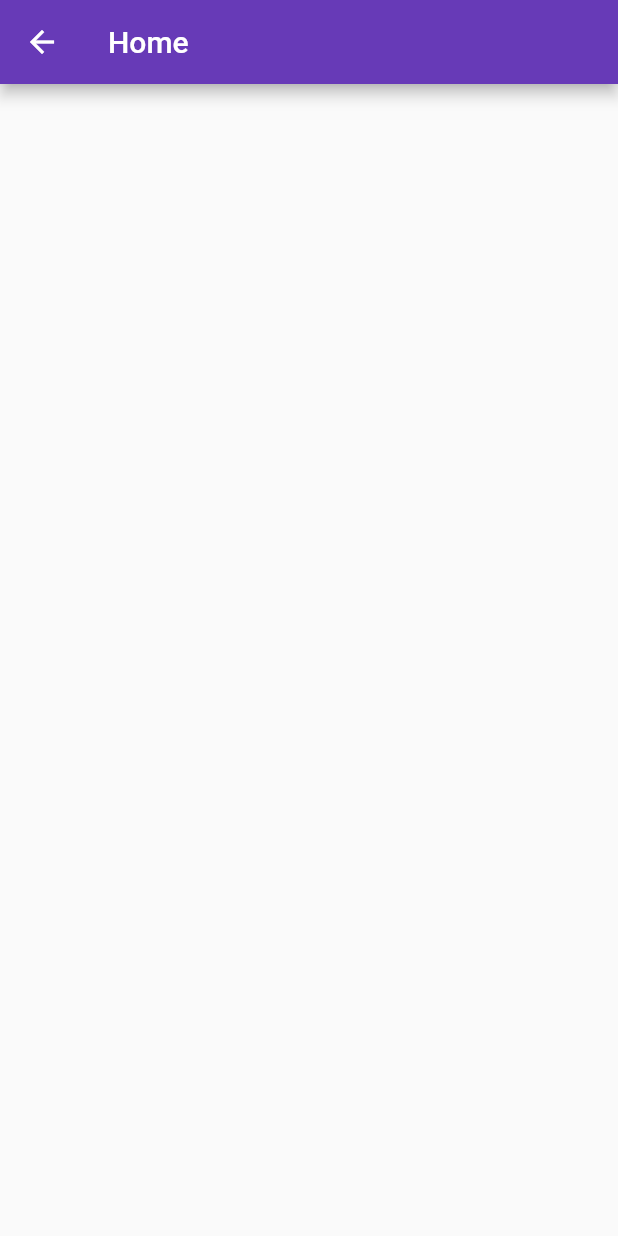
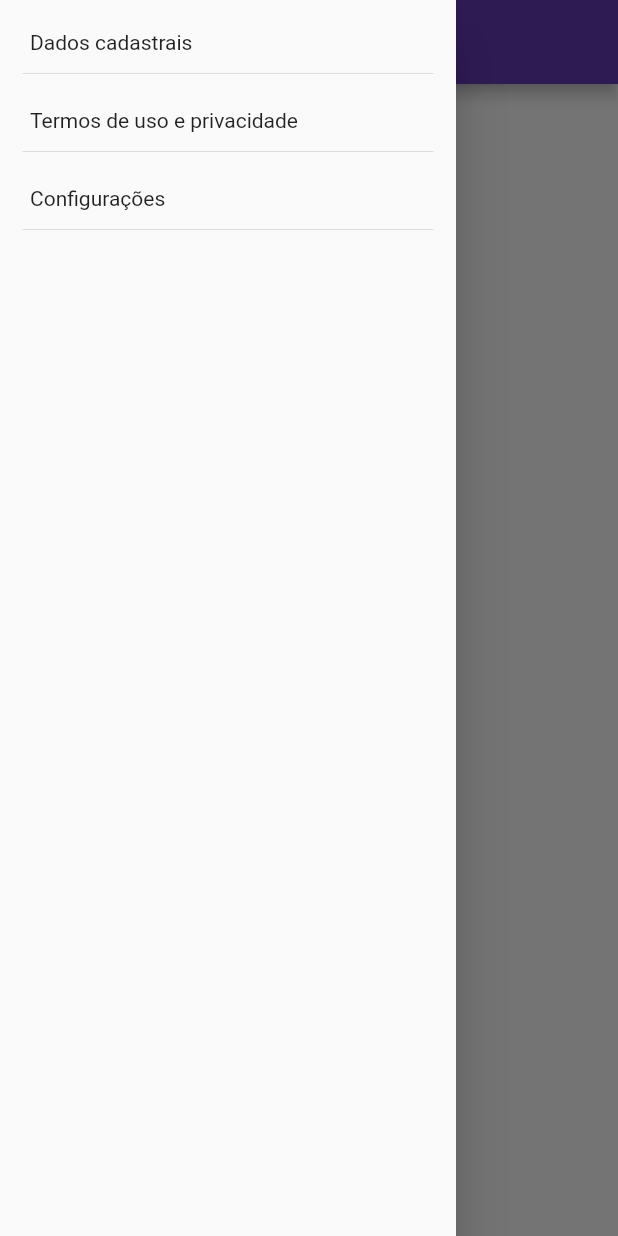
Before and after one commit to LucasMagnago/first-app-flutter, a Flutter app: the HomePage screen opened directly, with the side drawer open (before the commit the screen has no drawer), on a phone screen of 412 x 824 dp. Run offline on Flutter 3.47's test engine with Material 2 defaults, Android fonts, the phone set to English and light mode, and no system bars; our stand-ins replace google_fonts; network calls fail.

Commit message:
implementando navegação através do pageview

```diff
--- a/lib/main.dart
+++ b/lib/main.dart
@@ -2,5 +2,5 @@ import 'package:first_app_flutter/pages/my_app.dart';
 import 'package:flutter/material.dart';
 
 void main() {
-  runApp(MyApp());
+  runApp(const MyApp());
 }
--- a/lib/pages/home.dart
+++ b/lib/pages/home.dart
@@ -1,3 +1,7 @@
+import 'package:first_app_flutter/pages/dados_cadastrais.dart';
+import 'package:first_app_flutter/pages/page1.dart';
+import 'package:first_app_flutter/pages/page2.dart';
+import 'package:first_app_flutter/pages/page3.dart';
 import 'package:flutter/material.dart';
 
 class HomePage extends StatefulWidget {
@@ -10,9 +14,81 @@ class HomePage extends StatefulWidget {
 class _HomePageState extends State<HomePage> {
   @override
   Widget build(BuildContext context) {
-    return Scaffold(
-      appBar: AppBar(
-        title: const Text('Home'),
+    return SafeArea(
+      child: Scaffold(
+        appBar: AppBar(
+          title: const Text('Home'),
+        ),
+        drawer: Drawer(
+          child: Padding(
+            padding: const EdgeInsets.symmetric(
+              vertical: 15,
+              horizontal: 15,
+            ),
+            child: Column(
+              crossAxisAlignment: CrossAxisAlignment.start,
+              children: [
+                InkWell(
+                  onTap: () => {
+                    Navigator.pop(context),
+                    Navigator.push(
+                      context,
+                      MaterialPageRoute(
+                        builder: (context) => const DadosCadastraisPage(
+                          data: 'Dados enviados da HomePage',
+                          lstData: ['Nome', 'CPF', 'Data de Nascimento'],
+                        ),
+                      ),
+                    ),
+                  },
+                  child: Container(
+                    padding:
+                        const EdgeInsets.symmetric(vertical: 5, horizontal: 5),
+                    width: double.infinity,
+                    child: const Text('Dados cadastrais'),
+                  ),
+                ),
+                const Divider(),
+                const SizedBox(
+                  height: 10,
+                ),
+                InkWell(
+                  onTap: () => {},
+                  child: Container(
+                    padding: const EdgeInsets.symmetric(
+                      vertical: 5,
+                      horizontal: 5,
+                    ),
+                    child: const Text('Termos de uso e privacidade'),
+                  ),
+                ),
+                const Divider(),
+                const SizedBox(
+                  height: 10,
+                ),
+                InkWell(
+                    onTap: () => {},
+                    child: Container(
+                        padding: const EdgeInsets.symmetric(
+                          vertical: 5,
+                          horizontal: 5,
+                        ),
+                        child: const Text('Configurações'))),
+                const Divider(),
+                const SizedBox(
+                  height: 10,
+                ),
+              ],
+            ),
+          ),
+        ),
+        body: PageView(
+          children: const [
+            Page1(),
+            Page2(),
+            Page3(),
+          ],
+        ),
       ),
     );
   }
--- a/lib/pages/login.dart
+++ b/lib/pages/login.dart
@@ -69,7 +69,7 @@ class _LoginPageState extends State<LoginPage> {
                   alignment: Alignment.centerLeft,
                   child: TextField(
                     controller: emailController,
-                    style: TextStyle(color: Colors.white),
+                    style: const TextStyle(color: Colors.white),
                     decoration: const InputDecoration(
                       enabledBorder: UnderlineInputBorder(
                         borderSide: BorderSide(
--- a/lib/pages/my_app.dart
+++ b/lib/pages/my_app.dart
@@ -3,6 +3,8 @@ import 'package:flutter/material.dart';
 import 'package:google_fonts/google_fonts.dart';
 
 class MyApp extends StatelessWidget {
+  const MyApp({Key? key}) : super(key: key);
+
   @override
   Widget build(BuildContext context) {
     return MaterialApp(
--- /dev/null
+++ b/lib/pages/page1.dart
@@ -0,0 +1,12 @@
+import 'package:flutter/material.dart';
+
+class Page1 extends StatelessWidget {
+  const Page1({Key? key}) : super(key: key);
+
+  @override
+  Widget build(BuildContext context) {
+    return Scaffold(
+      body: Container(color: Colors.white60),
+    );
+  }
+}
```
Also changed, not shown: lib/pages/dados_cadastrais.dart (added, +22 -0 lines), lib/pages/page2.dart (added, +12 -0 lines), lib/pages/page3.dart (added, +12 -0 lines), 1 other file.
